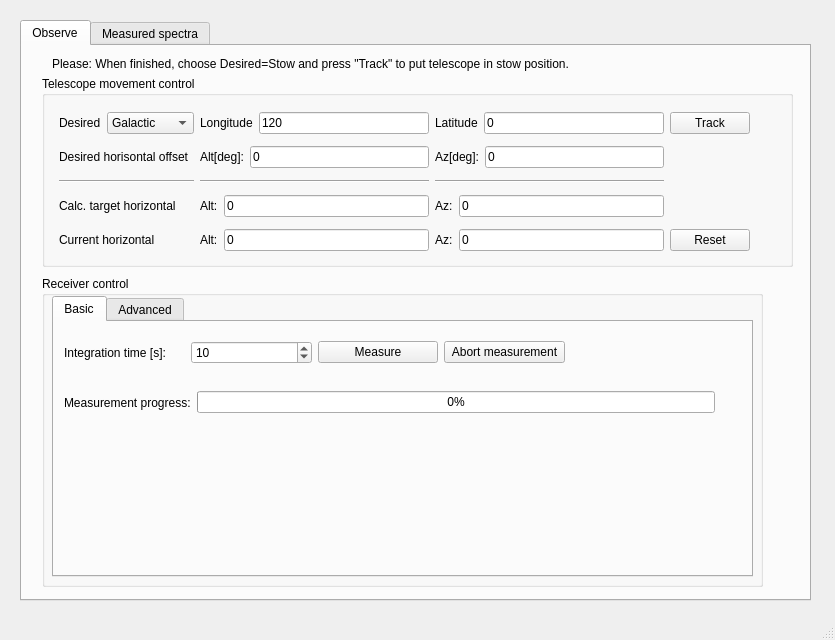
Above: Control_program/SALSA_UI.ui from varenius/salsa before the change. Below: the same form after it.
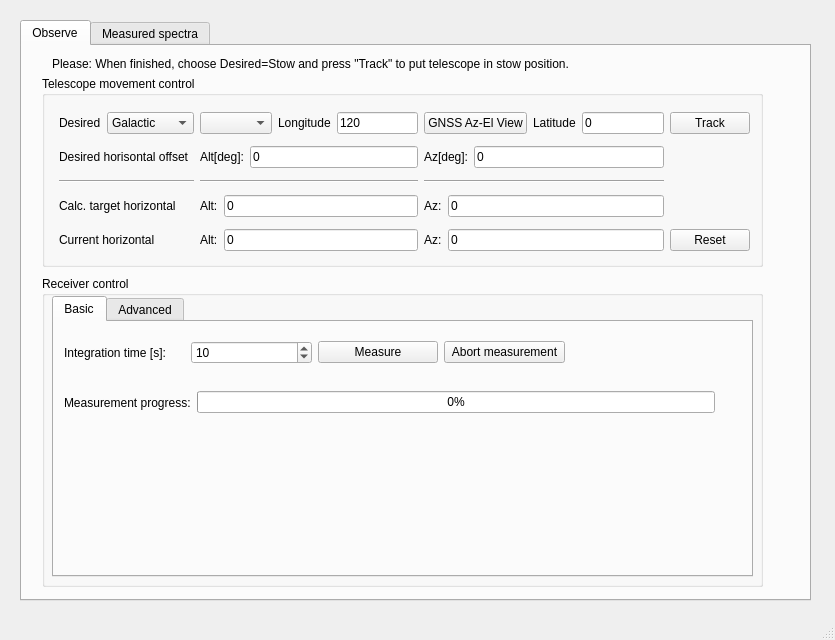
That is the form after the change.

```diff
--- a/Control_program/SALSA_UI.ui
+++ b/Control_program/SALSA_UI.ui
@@ -35,10 +35,16 @@
        <rect>
         <x>20</x>
         <y>30</y>
-        <width>751</width>
+        <width>721</width>
         <height>191</height>
        </rect>
       </property>
+      <property name="sizePolicy">
+       <sizepolicy hsizetype="Fixed" vsizetype="Fixed">
+        <horstretch>0</horstretch>
+        <verstretch>0</verstretch>
+       </sizepolicy>
+      </property>
       <property name="title">
        <string>Telescope movement control</string>
       </property>
@@ -52,8 +58,21 @@
         </rect>
        </property>
        <layout class="QGridLayout" name="gridLayout">
+        <property name="sizeConstraint">
+         <enum>QLayout::SetDefaultConstraint</enum>
+        </property>
         <item row="0" column="2">
          <layout class="QHBoxLayout" name="horizontalLayout_7">
+          <item>
+           <widget class="QPushButton" name="btn_GNSS_lh">
+            <property name="visible">
+             <bool>false</bool>
+            </property>
+            <property name="text">
+             <string>GNSS Az-El View</string>
+            </property>
+           </widget>
+          </item>
           <item>
            <widget class="QLabel" name="coordlabel_right">
             <property name="text">
@@ -198,6 +217,13 @@
         </item>
         <item row="0" column="1">
          <layout class="QHBoxLayout" name="horizontalLayout_6">
+          <item>
+           <widget class="QComboBox" name="GNSSselector">
+            <property name="visible">
+             <bool>false</bool>
+            </property>
+           </widget>
+          </item>
           <item>
            <widget class="QLabel" name="coordlabel_left">
             <property name="text">
```
Left out of the diff: 27 changed lines with no effect on the pictures.
